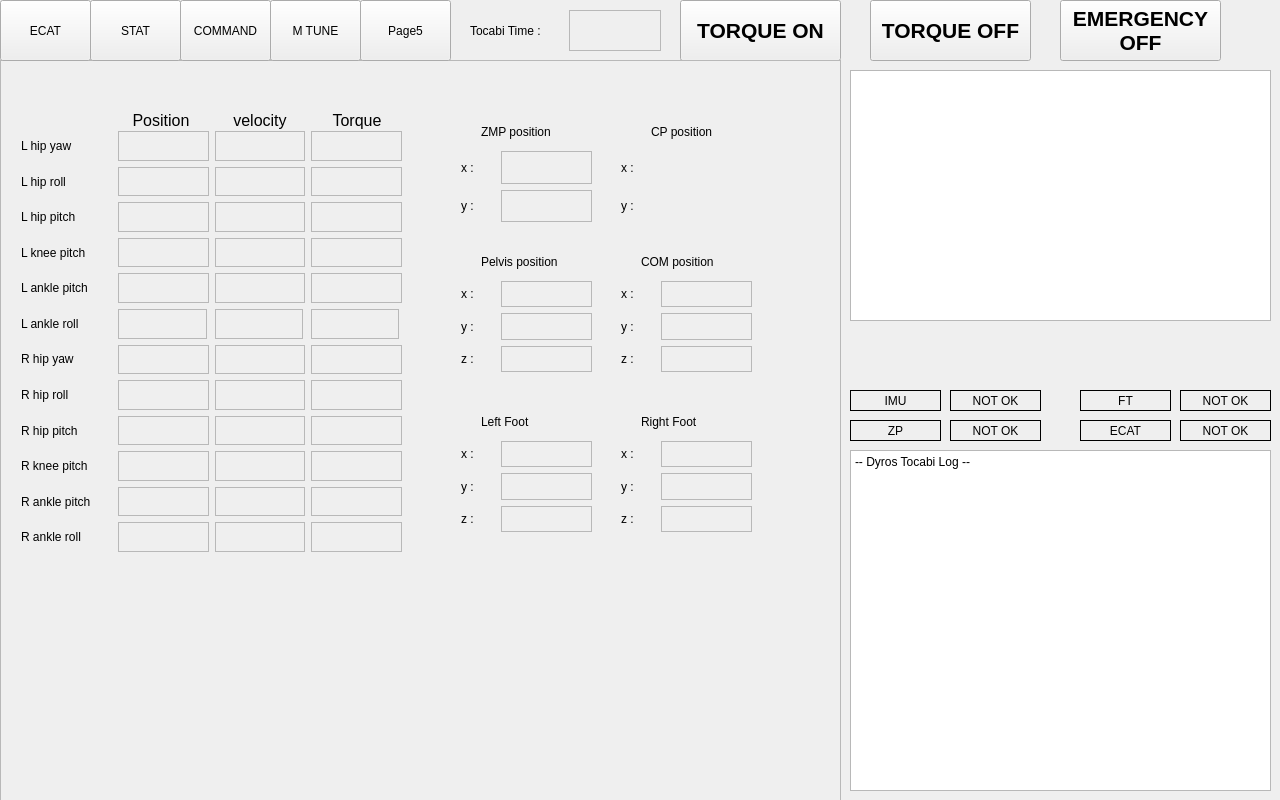
The window that tocabi_gui/src/tocabi_gui.ui (saga0619/dyros_tocabi) describes before a commit, drawn with Qt 5.
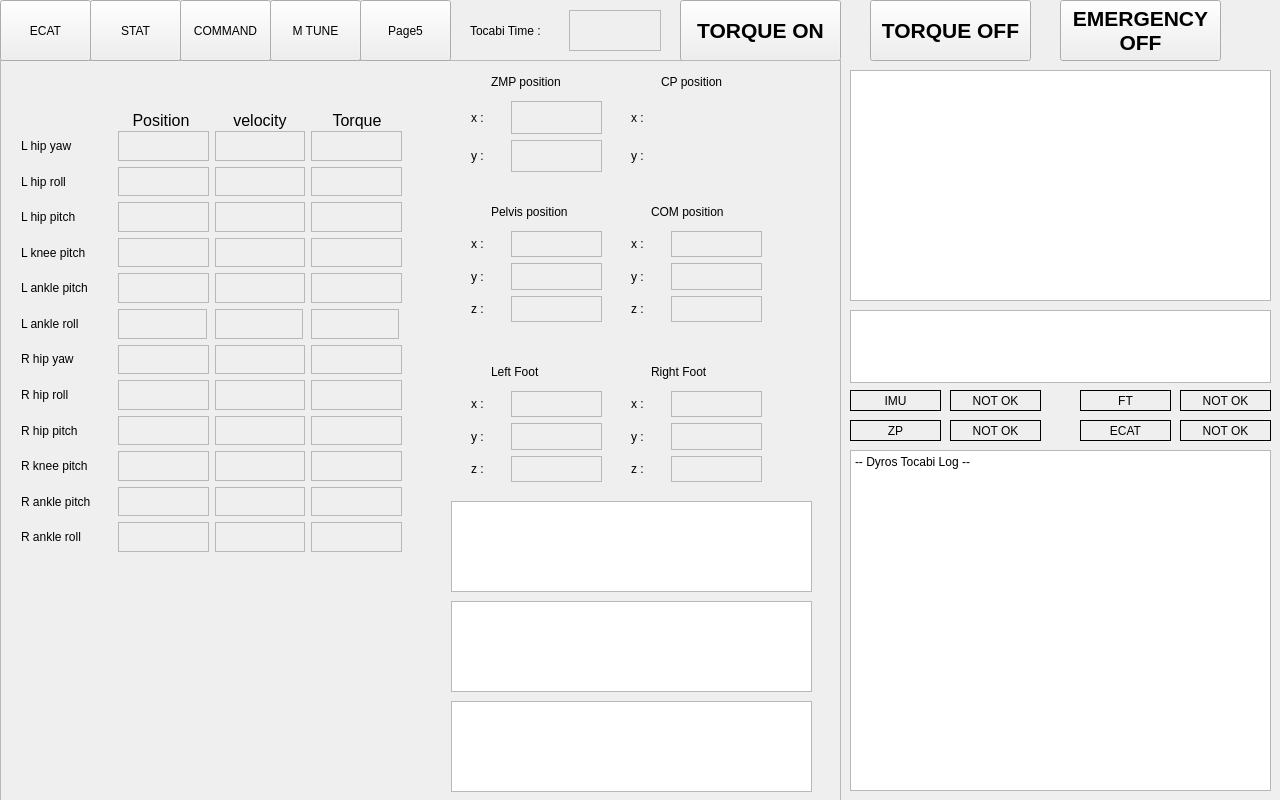
The same window after the commit. Custom widgets are drawn as their Qt base class.

Patch:
```diff
--- a/tocabi_gui/src/tocabi_gui.ui
+++ b/tocabi_gui/src/tocabi_gui.ui
@@ -285,8 +285,8 @@
     <widget class="QFrame" name="frame_10">
      <property name="geometry">
       <rect>
-       <x>610</x>
-       <y>340</y>
+       <x>620</x>
+       <y>290</y>
        <width>151</width>
        <height>141</height>
       </rect>
@@ -392,8 +392,8 @@
     <widget class="QFrame" name="frame_3">
      <property name="geometry">
       <rect>
-       <x>610</x>
-       <y>180</y>
+       <x>620</x>
+       <y>130</y>
        <width>151</width>
        <height>141</height>
       </rect>
@@ -499,8 +499,8 @@
     <widget class="QFrame" name="frame_5">
      <property name="geometry">
       <rect>
-       <x>450</x>
-       <y>180</y>
+       <x>460</x>
+       <y>130</y>
        <width>151</width>
        <height>141</height>
       </rect>
@@ -606,8 +606,8 @@
     <widget class="QFrame" name="frame_6">
      <property name="geometry">
       <rect>
-       <x>450</x>
-       <y>60</y>
+       <x>460</x>
+       <y>10</y>
        <width>151</width>
        <height>111</height>
       </rect>
@@ -696,8 +696,8 @@
     <widget class="QFrame" name="frame_9">
      <property name="geometry">
       <rect>
-       <x>450</x>
-       <y>340</y>
+       <x>460</x>
+       <y>290</y>
        <width>151</width>
        <height>141</height>
       </rect>
@@ -1471,8 +1471,8 @@
     <widget class="QFrame" name="frame_7">
      <property name="geometry">
       <rect>
-       <x>610</x>
-       <y>60</y>
+       <x>620</x>
+       <y>10</y>
        <width>151</width>
        <height>111</height>
       </rect>
@@ -1552,6 +1552,54 @@
       </property>
      </widget>
     </widget>
+    <widget class="QtCharts::QChartView" name="imu_pitch">
+     <property name="geometry">
+      <rect>
+       <x>450</x>
+       <y>540</y>
+       <width>361</width>
+       <height>91</height>
+      </rect>
+     </property>
+     <property name="frameShadow">
+      <enum>QFrame::Sunken</enum>
+     </property>
+     <property name="rubberBandSelectionMode">
+      <enum>Qt::ContainsItemShape</enum>
+     </property>
+    </widget>
+    <widget class="QtCharts::QChartView" name="imu_roll">
+     <property name="geometry">
+      <rect>
+       <x>450</x>
+       <y>440</y>
+       <width>361</width>
+       <height>91</height>
+      </rect>
+     </property>
+     <property name="frameShadow">
+      <enum>QFrame::Sunken</enum>
+     </property>
+     <property name="rubberBandSelectionMode">
+      <enum>Qt::ContainsItemShape</enum>
+     </property>
+    </widget>
+    <widget class="QtCharts::QChartView" name="imu_yaw">
+     <property name="geometry">
+      <rect>
+       <x>450</x>
+       <y>640</y>
+       <width>361</width>
+       <height>91</height>
+      </rect>
+     </property>
+     <property name="frameShadow">
+      <enum>QFrame::Sunken</enum>
+     </property>
+     <property name="rubberBandSelectionMode">
+      <enum>Qt::ContainsItemShape</enum>
+     </property>
+    </widget>
    </widget>
    <widget class="QWidget" name="COMMAND">
     <widget class="QPushButton" name="sebutton">
@@ -2418,7 +2466,7 @@
      <x>850</x>
      <y>70</y>
      <width>421</width>
-     <height>251</height>
+     <height>231</height>
     </rect>
    </property>
    <property name="verticalScrollBarPolicy">
@@ -2443,7 +2491,31 @@
     <enum>QGraphicsView::NoAnchor</enum>
    </property>
   </widget>
+  <widget class="QtCharts::QChartView" name="ecat_status">
+   <property name="geometry">
+    <rect>
+     <x>850</x>
+     <y>310</y>
+     <width>421</width>
+     <height>73</height>
+    </rect>
+   </property>
+   <property name="frameShadow">
+    <enum>QFrame::Sunken</enum>
+   </property>
+   <property name="rubberBandSelectionMode">
+    <enum>Qt::ContainsItemShape</enum>
+   </property>
+  </widget>
  </widget>
+ <customwidgets>
+  <customwidget>
+   <class>QtCharts::QChartView</class>
+   <extends>QGraphicsView</extends>
+   <header location="global">QtCharts/QChartView&gt;
+#include &lt;QtCharts/chartsnamespace.h</header>
+  </customwidget>
+ </customwidgets>
  <resources/>
  <connections/>
 </ui>
```
